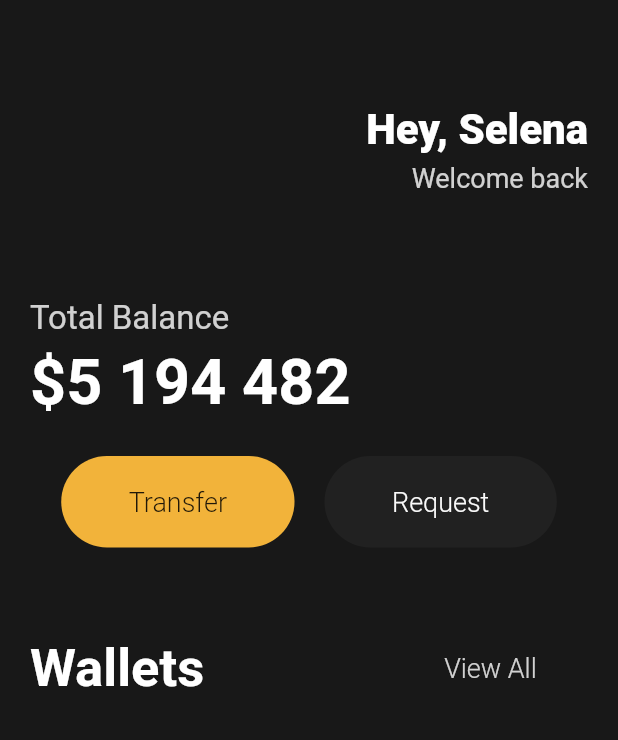
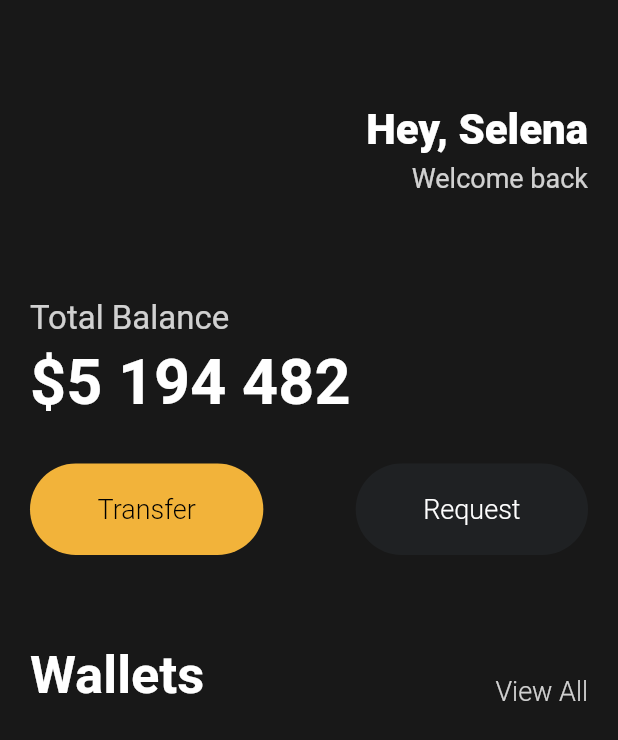
Before and after one commit to Shs0160/1st_flutter_App, a Flutter app: the screen it shows after launch, on a phone screen of 412 x 824 dp. Shown: the top 740 px of the screen. Run offline on Flutter 3.47's test engine with Material 2 defaults, Android fonts, the phone set to English and light mode, and no system bars.

Commit message:
button class

```diff
--- a/lib/main.dart
+++ b/lib/main.dart
@@ -1,7 +1,8 @@
 import 'package:flutter/material.dart';
+import 'package:flutter_application_1/widgets/Button.dart';
 
 void main() {
-  runApp(App());
+  runApp(const App());
 }
 
 class App extends StatelessWidget {
@@ -69,51 +70,20 @@ class App extends StatelessWidget {
                 ),
               ),
               const SizedBox(
-                height: 25,
+                height: 30,
               ),
-              Row(
-                mainAxisAlignment: MainAxisAlignment.center,
+              const Row(
+                mainAxisAlignment: MainAxisAlignment.spaceBetween,
                 children: [
-                  Container(
-                    decoration: BoxDecoration(
-                      color: const Color(0xFFF2B33A),
-                      borderRadius: BorderRadius.circular(45),
-                    ),
-                    child: const Padding(
-                      padding: EdgeInsets.symmetric(
-                        vertical: 20,
-                        horizontal: 45,
-                      ),
-                      child: Text(
-                        'Transfer',
-                        style: TextStyle(
-                          fontWeight: FontWeight.w300,
-                          fontSize: 18,
-                        ),
-                      ),
-                    ),
+                  Button(
+                    text: 'Transfer',
+                    bgColor: Color(0xFFF2B33A),
+                    textColor: Colors.black,
                   ),
-                  const SizedBox(
-                    width: 20,
-                  ),
-                  Container(
-                    decoration: BoxDecoration(
-                      color: const Color.fromARGB(255, 33, 33, 33),
-                      borderRadius: BorderRadius.circular(45),
-                    ),
-                    child: const Padding(
-                      padding: EdgeInsets.symmetric(
-                        vertical: 20,
-                        horizontal: 45,
-                      ),
-                      child: Text(
-                        'Request',
-                        style: TextStyle(
-                            color: Color(0xFFFAFAFA),
-                            fontSize: 18,
-                            fontWeight: FontWeight.w300),
-                      ),
-                    ),
+                  Button(
+                    text: 'Request',
+                    bgColor: Color(0xFF1F2123),
+                    textColor: Colors.white,
                   ),
                 ],
               ),
@@ -121,6 +91,8 @@ class App extends StatelessWidget {
                 height: 60,
               ),
               Row(
+                crossAxisAlignment: CrossAxisAlignment.end,
+                mainAxisAlignment: MainAxisAlignment.spaceBetween,
                 children: [
                   const Text(
                     'Wallets',
@@ -129,9 +101,6 @@ class App extends StatelessWidget {
                       fontWeight: FontWeight.w600,
                       color: Colors.white,
                     ),
-                  ),
-                  const SizedBox(
-                    width: 160,
                   ),
                   Text(
                     'View All',
@@ -143,6 +112,9 @@ class App extends StatelessWidget {
                   ),
                 ],
               ),
+              const SizedBox(
+                height: 20,
+              ),
             ],
           ),
         ),
--- /dev/null
+++ b/lib/widgets/button.dart
@@ -0,0 +1,34 @@
+import 'package:flutter/material.dart';
+
+class Button extends StatelessWidget {
+  final String text;
+  final Color bgColor;
+  final Color textColor;
+
+  const Button(
+      {super.key,
+      required this.text,
+      required this.bgColor,
+      required this.textColor});
+
+  @override
+  Widget build(BuildContext context) {
+    return Container(
+      decoration: BoxDecoration(
+        color: bgColor,
+        borderRadius: BorderRadius.circular(45),
+      ),
+      child: Padding(
+        padding: const EdgeInsets.symmetric(
+          vertical: 20,
+          horizontal: 45,
+        ),
+        child: Text(
+          text,
+          style: TextStyle(
+              color: textColor, fontSize: 18, fontWeight: FontWeight.w300),
+        ),
+      ),
+    );
+  }
+}
```
